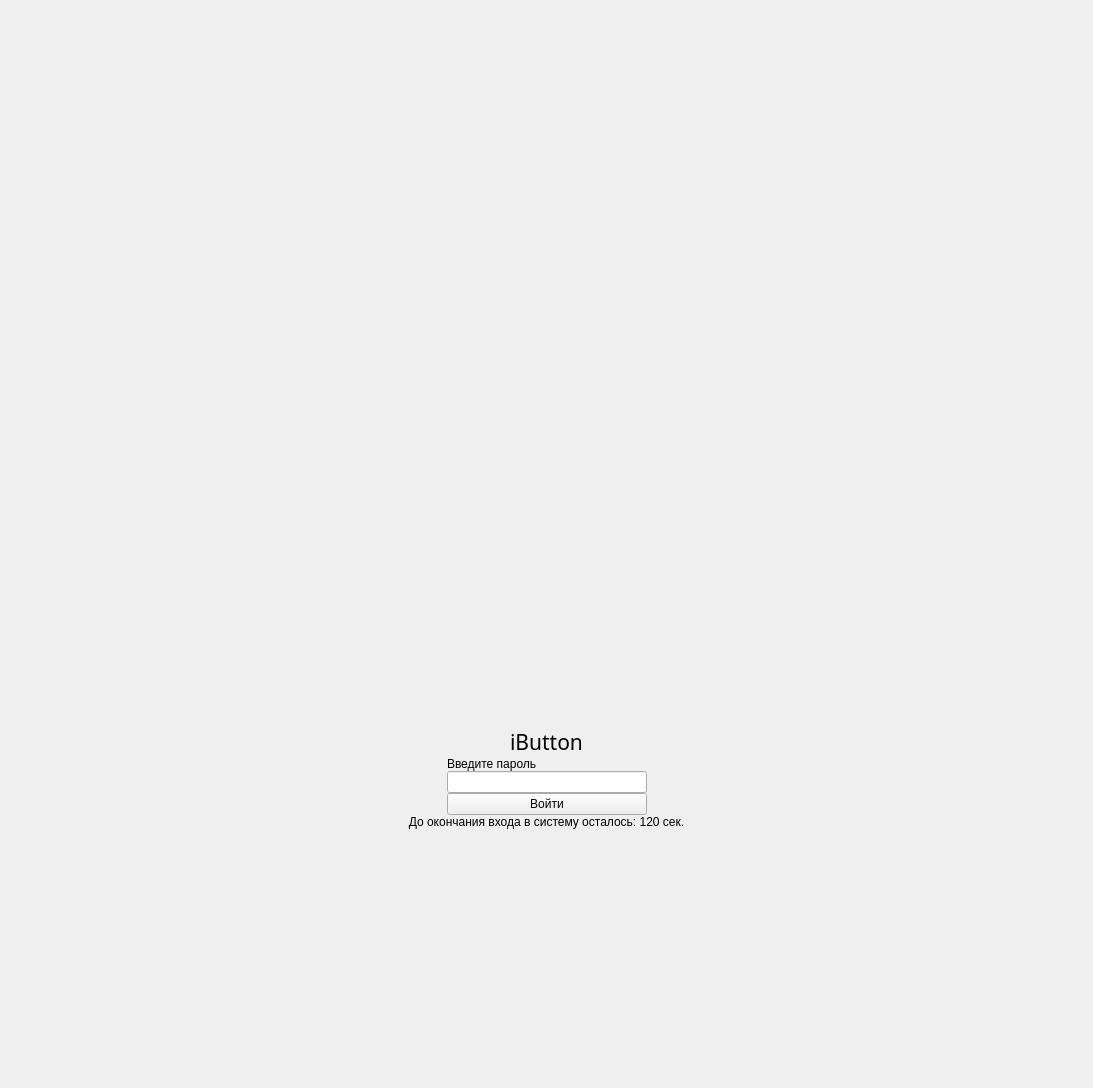
Old version of the form TestWindow.ui in the repository m6v/sobol.
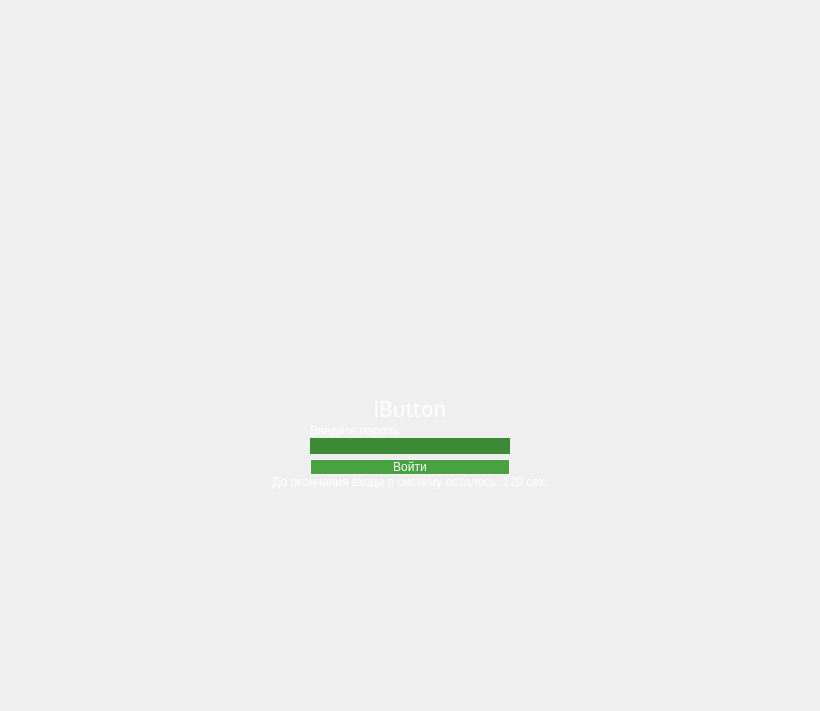
New version of the form. The open tabs and pages were chosen to show the change. Icons and pictures are not drawn. Custom widgets are drawn as their Qt base class.

Commit message: Scalable background have been created and multiple small changes

```diff
--- a/TestWindow.ui
+++ b/TestWindow.ui
@@ -6,8 +6,8 @@
    <rect>
     <x>0</x>
     <y>0</y>
-    <width>1093</width>
-    <height>1088</height>
+    <width>820</width>
+    <height>711</height>
    </rect>
   </property>
   <property name="windowTitle">
@@ -130,7 +130,26 @@
         </item>
        </layout>
       </widget>
-      <widget class="QWidget" name="passwd_page">
+      <widget class="BackgroundedWidget" name="passwd_page">
+       <property name="styleSheet">
+        <string notr="true">QPushButton {
+    padding: 0.3em 0.3em 0.3em 0.3em;
+    border: 1px solid white;
+    background: #48a23f;
+    color: white;
+}
+
+QLabel {
+    padding: 0.3em 0.3em 0.3em 0.3em;
+    color: white;
+}
+
+QLineEdit {
+    padding: 0.3em 0.3em 0.3em 0.3em;
+     background: #3d8a36;
+     border: none;
+}</string>
+       </property>
        <layout class="QVBoxLayout" name="verticalLayout_2">
         <property name="spacing">
          <number>0</number>
@@ -213,6 +232,22 @@
               </property>
              </widget>
             </item>
+            <item>
+             <spacer name="verticalSpacer_9">
+              <property name="orientation">
+               <enum>Qt::Vertical</enum>
+              </property>
+              <property name="sizeType">
+               <enum>QSizePolicy::Fixed</enum>
+              </property>
+              <property name="sizeHint" stdset="0">
+               <size>
+                <width>20</width>
+                <height>5</height>
+               </size>
+              </property>
+             </spacer>
+            </item>
             <item>
              <widget class="QPushButton" name="enter_push_button">
               <property name="sizePolicy">
@@ -687,6 +722,14 @@
    </layout>
   </widget>
  </widget>
+ <customwidgets>
+  <customwidget>
+   <class>BackgroundedWidget</class>
+   <extends>QWidget</extends>
+   <header>BackgroundedWidget</header>
+   <container>1</container>
+  </customwidget>
+ </customwidgets>
  <tabstops>
   <tabstop>passwd_line_edit</tabstop>
   <tabstop>enter_push_button</tabstop>
```
Left out of the diff: 25 changed lines with no effect on the pictures. The commit also changes 5 other files.
